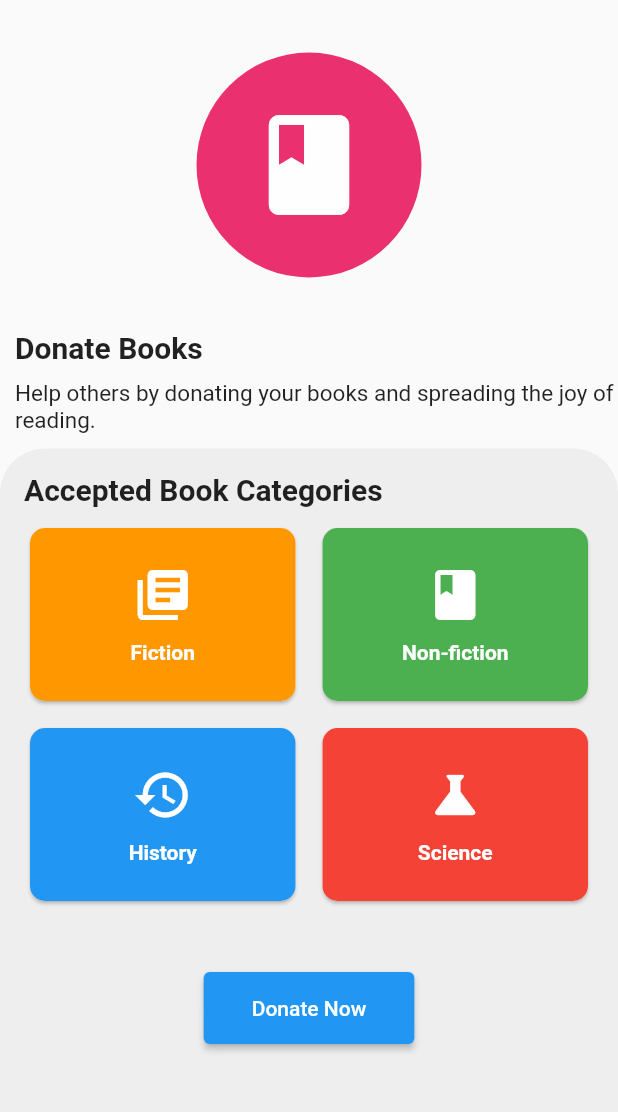
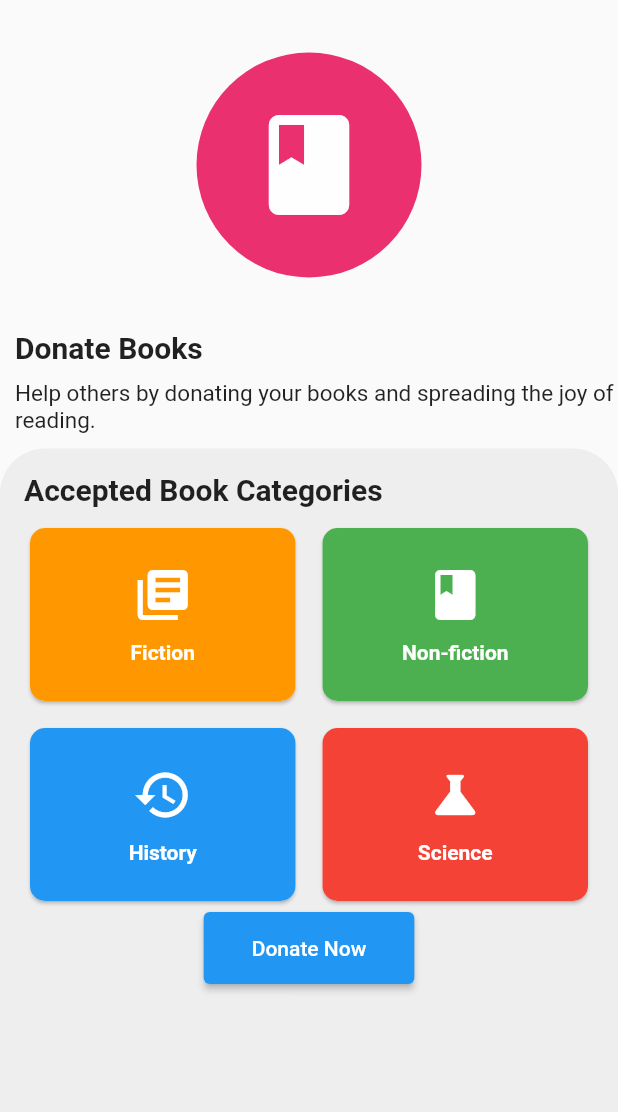
Before and after one commit to PRABHU-OFFICIAL/flavour_track, a Flutter app: the BookDonationPage screen opened directly, on a phone screen of 412 x 824 dp, the part 51-1163 px from its top. Run offline on Flutter 3.47's test engine with Material 2 defaults, Android fonts, the light colour scheme and no system bars; our stand-ins replace cloud_firestore, firebase_auth, firebase_core; missing offline and left inert: mongo_dart; accounts and stored records are empty.

Commit message:
final commit

```diff
--- a/lib/pages/bookDonationPage.dart
+++ b/lib/pages/bookDonationPage.dart
@@ -120,7 +120,7 @@ class _BookDonationPageState extends State<BookDonationPage>
                       ),
                       const SizedBox(height: 10),
                       SizedBox(
-                        height: 300,
+                        height: 260,
                         child: GridView.count(
                           crossAxisCount: 2,
                           mainAxisSpacing: 10,
--- a/lib/pages/clothesDonationPage.dart
+++ b/lib/pages/clothesDonationPage.dart
@@ -120,7 +120,7 @@ class _ClothesDonationPageState extends State<ClothesDonationPage>
                       ),
                       const SizedBox(height: 10),
                       SizedBox(
-                        height: 300,
+                        height: 250,
                         child: GridView.count(
                           crossAxisCount: 2,
                           mainAxisSpacing: 10,
--- a/lib/pages/moneyDonationPage.dart
+++ b/lib/pages/moneyDonationPage.dart
@@ -121,7 +121,7 @@ class _MoneyDonationPageState extends State<MoneyDonationPage>
                       ),
                       const SizedBox(height: 10),
                       SizedBox(
-                        height: 300,
+                        height: 250,
                         child: GridView.count(
                           crossAxisCount: 2,
                           mainAxisSpacing: 10,
```
